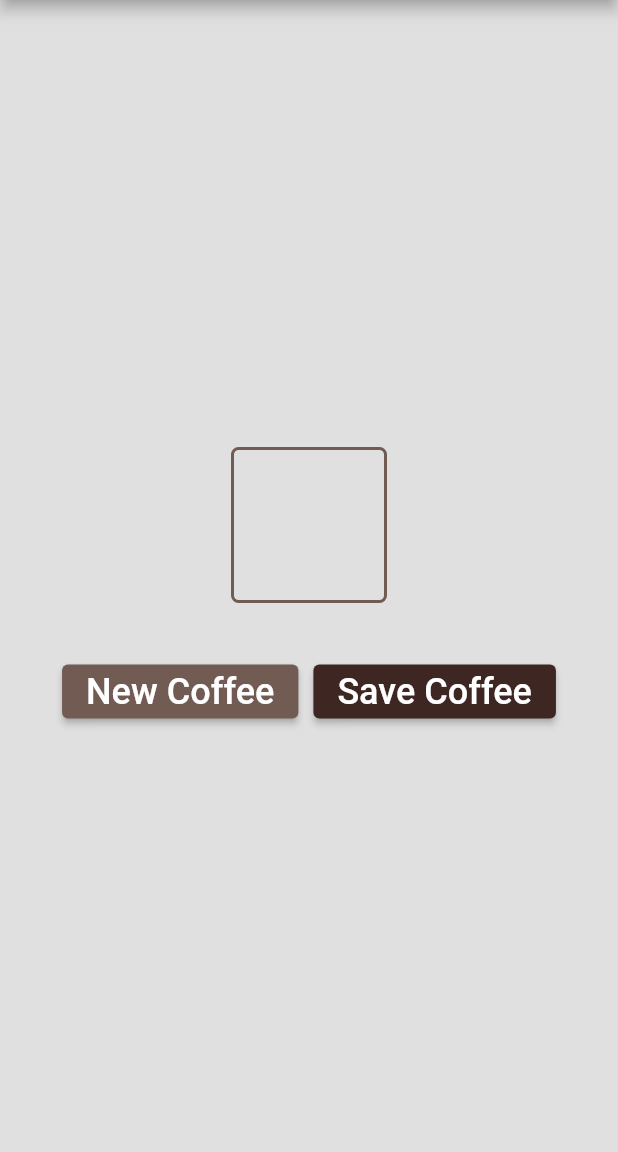
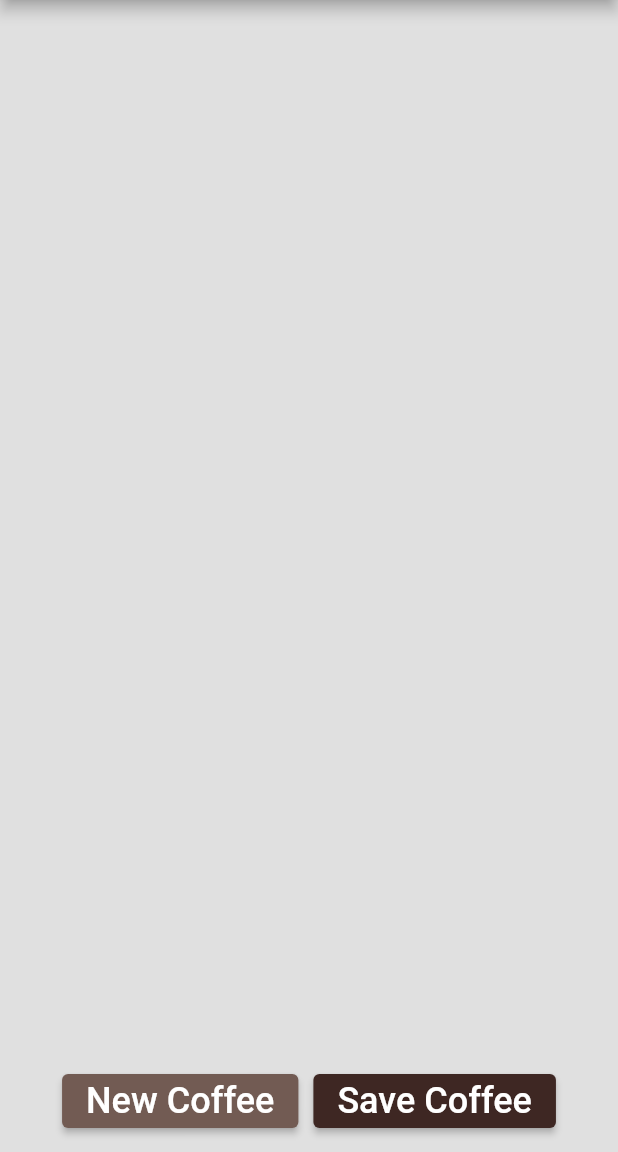
Before and after one commit to stefanhk31/very_good_coffee, a Flutter app: the screen it shows after launch, on a phone screen of 412 x 824 dp, the part 84-1236 px from its top. Run offline on Flutter 3.47's test engine with Material 2 defaults, Android fonts, the light colour scheme and no system bars; drawn by our look-alikes of loader_overlay; our stand-ins replace bloc, equatable, flutter_bloc, fluttertoast, gallery_saver, transparent_image; network calls fail.

Commit message:
rename refactoring plus adding ctas to safearea and moving toast layout

```diff
--- a/lib/coffee/view/coffee_page.dart
+++ b/lib/coffee/view/coffee_page.dart
@@ -57,7 +57,7 @@ class _CoffeeBody extends StatelessWidget {
 
   @override
   Widget build(BuildContext context) {
-    void toggleLoader() {
+    void _toggleLoader() {
       bool showLoader = context.read<CoffeeBloc>().state.loading;
       if (showLoader) {
         context.loaderOverlay.show();
@@ -66,13 +66,13 @@ class _CoffeeBody extends StatelessWidget {
       }
     }
 
-    void toggleToast() {
+    void _toggleToast() {
       bool displayToast = context.read<CoffeeBloc>().state.message.isNotEmpty;
       if (displayToast) {
         Fluttertoast.showToast(
             msg: context.read<CoffeeBloc>().state.message,
             toastLength: Toast.LENGTH_SHORT,
-            gravity: ToastGravity.SNACKBAR,
+            gravity: ToastGravity.CENTER,
             timeInSecForIosWeb: 3,
             backgroundColor: Theme.of(context).colorScheme.secondary,
             textColor: Colors.white,
@@ -91,8 +91,8 @@ class _CoffeeBody extends StatelessWidget {
           );
     }
 
-    toggleLoader();
-    toggleToast();
+    _toggleLoader();
+    _toggleToast();
 
     return Container(
       color: Theme.of(context).colorScheme.background,
@@ -100,12 +100,13 @@ class _CoffeeBody extends StatelessWidget {
         mainAxisAlignment: MainAxisAlignment.center,
         crossAxisAlignment: CrossAxisAlignment.stretch,
         children: [
-          Center(
+          Expanded(
             child: CoffeeImage(
               imageUrl: context.watch<CoffeeBloc>().state.coffee.imageUrl,
             ),
           ),
-          Center(
+          SafeArea(
+            child: Expanded(
               child: Row(
                 mainAxisAlignment: MainAxisAlignment.center,
                 crossAxisAlignment: CrossAxisAlignment.end,
@@ -125,6 +126,7 @@ class _CoffeeBody extends StatelessWidget {
                 ],
               ),
             ),
+          ),
         ],
       ),
     );
--- a/lib/coffee/widgets/coffee_image.dart
+++ b/lib/coffee/widgets/coffee_image.dart
@@ -1,6 +1,6 @@
 import 'package:flutter/material.dart';
 import 'package:transparent_image/transparent_image.dart';
-import 'package:very_good_coffee/coffee/widgets/placeholder.dart';
+import 'package:very_good_coffee/coffee/widgets/start_placeholder.dart';
 
 class CoffeeImage extends StatelessWidget {
   final String imageUrl;
--- a/lib/coffee/widgets/placeholder.dart
+++ /dev/null
@@ -1,27 +0,0 @@
-import 'package:flutter/material.dart';
-
-class StartPlaceholder extends StatelessWidget {
-  const StartPlaceholder({
-    Key? key,
-  }) : super(key: key);
-
-  @override
-  Widget build(BuildContext context) {
-    return Container(
-      decoration: BoxDecoration(
-        border: Border.all(
-          width: 2.0,
-          color: Theme.of(context).colorScheme.primary,
-        ),
-        color: Theme.of(context).colorScheme.background,
-        borderRadius: BorderRadius.circular(
-          5.0,
-        ),
-      ),
-      child: const SizedBox(
-        width: 100,
-        height: 100,
-      ),
-    );
-  }
-}
--- /dev/null
+++ b/lib/coffee/widgets/start_placeholder.dart
@@ -0,0 +1,15 @@
+import 'package:flutter/material.dart';
+
+class StartPlaceholder extends StatelessWidget {
+  const StartPlaceholder({
+    Key? key,
+  }) : super(key: key);
+
+  @override
+  Widget build(BuildContext context) {
+    return const SizedBox(
+      width: 100,
+      height: 100,
+    );
+  }
+}
```
Lines whose indentation alone changed are shown as unchanged.
